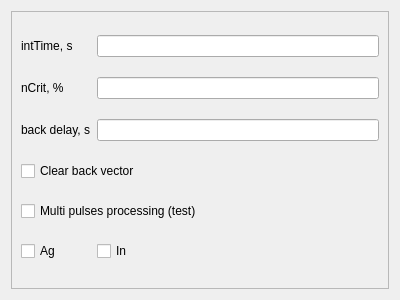
The window that processing.ui (goodvin360/pivn_app) describes before a commit, drawn with Qt 5.
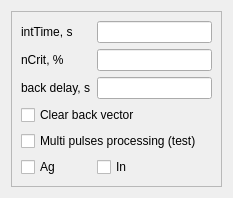
The same window after the commit.

Patch:
```diff
--- a/processing.ui
+++ b/processing.ui
@@ -6,8 +6,8 @@
    <rect>
     <x>0</x>
     <y>0</y>
-    <width>400</width>
-    <height>300</height>
+    <width>233</width>
+    <height>179</height>
    </rect>
   </property>
   <property name="windowTitle">
```
Left out of the diff: 188 changed lines with no effect on the pictures.
